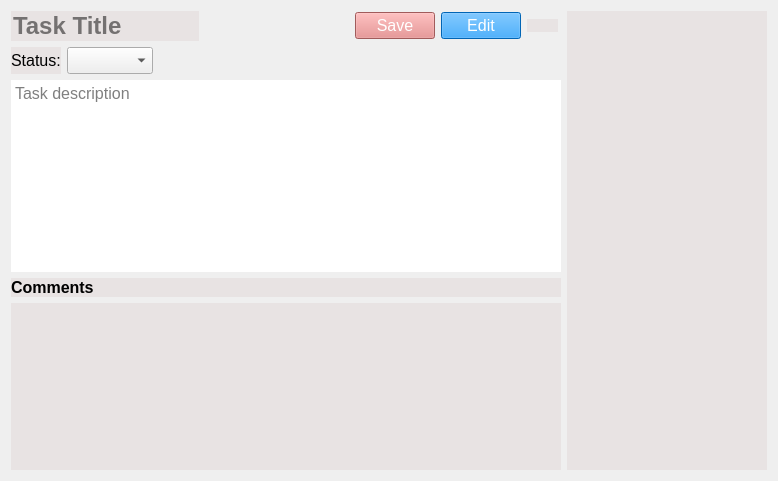
Before: the Qt Designer form task-tracker-frontend/IssueWidget.ui in Unkorunk/task-tracker, drawn with Qt 5.
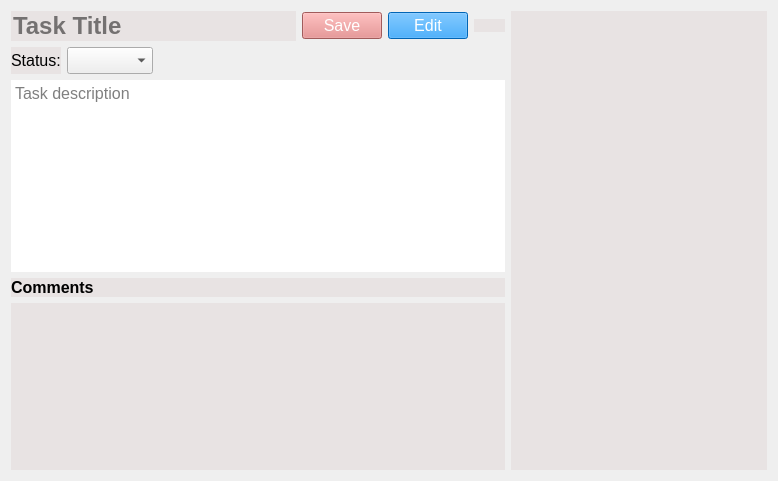
After: the same form once the commit is applied. Icons and pictures are not drawn.

Commit message: change text edit size

The edit to the form file:
```diff
--- a/task-tracker-frontend/IssueWidget.ui
+++ b/task-tracker-frontend/IssueWidget.ui
@@ -39,22 +39,6 @@
          </property>
         </widget>
        </item>
-       <item>
-        <spacer name="horizontalSpacer_7">
-         <property name="orientation">
-          <enum>Qt::Horizontal</enum>
-         </property>
-         <property name="sizeType">
-          <enum>QSizePolicy::Fixed</enum>
-         </property>
-         <property name="sizeHint" stdset="0">
-          <size>
-           <width>150</width>
-           <height>20</height>
-          </size>
-         </property>
-        </spacer>
-       </item>
        <item>
         <widget class="QPushButton" name="saveButton">
          <property name="font">
@@ -113,19 +97,6 @@
          </property>
         </widget>
        </item>
-       <item>
-        <spacer name="horizontalSpacer_4">
-         <property name="orientation">
-          <enum>Qt::Horizontal</enum>
-         </property>
-         <property name="sizeHint" stdset="0">
-          <size>
-           <width>40</width>
-           <height>20</height>
-          </size>
-         </property>
-        </spacer>
-       </item>
       </layout>
      </item>
      <item>
```
Left out of the diff: 3 changed lines with no effect on the pictures. The commit also changes 1 other file.
